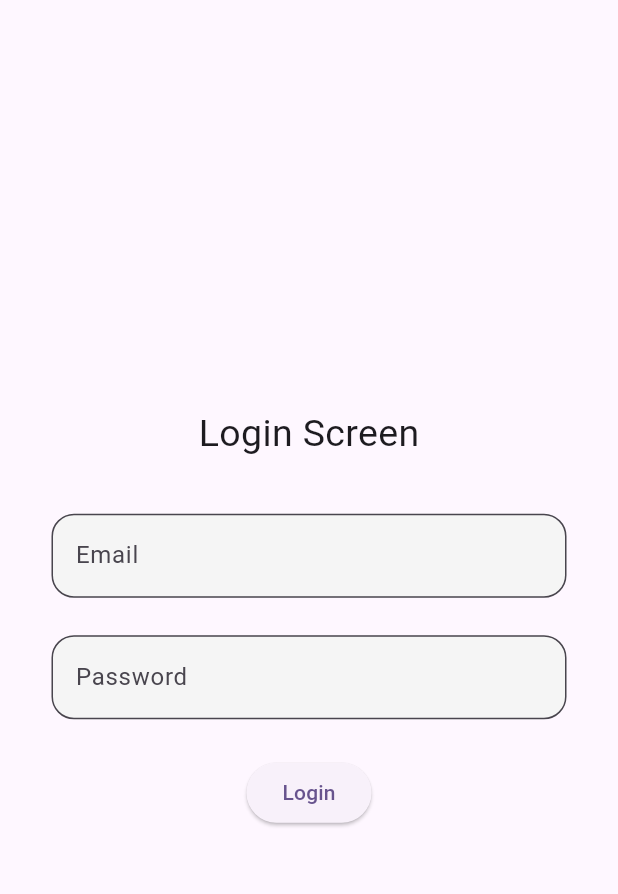
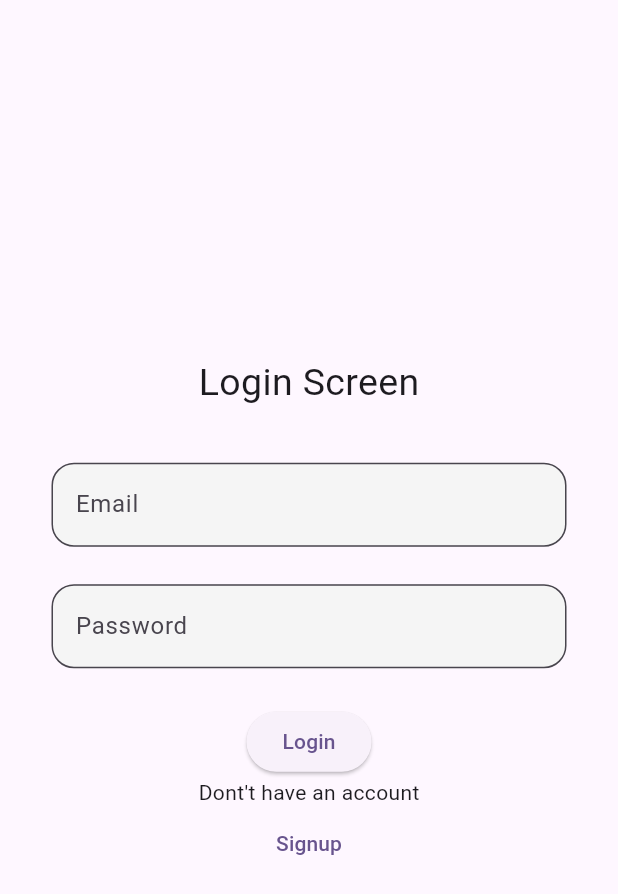
Before and after one commit to TarunHasija/Attendance-Management-system, a Flutter app: the screen it shows after launch, after a tap on "Login", on a phone screen of 412 x 824 dp. Shown: the top 894 px of the screen. Run offline on Flutter 3.47's test engine with Material 3 defaults, Android fonts, the phone set to English and light mode, and no system bars.

Commit message:
new commit

```diff
--- a/lib/responsive/mobile_screen.dart
+++ b/lib/responsive/mobile_screen.dart
@@ -1,4 +1,5 @@
 import 'package:ams/screens/auth/login_screen.dart';
+import 'package:ams/screens/auth/signup_screen.dart';
 import 'package:ams/widgets/input_field.dart';
 import 'package:flutter/material.dart';
 
@@ -12,6 +13,6 @@ class MobileScreen extends StatefulWidget {
 class _MobileScreenState extends State<MobileScreen> {
   @override
   Widget build(BuildContext context) {
-    return LoginScreen();
+    return SignupScreen();
   }
 }
--- a/lib/screens/auth/login_screen.dart
+++ b/lib/screens/auth/login_screen.dart
@@ -1,4 +1,5 @@
 import 'package:ams/constant.dart';
+import 'package:ams/screens/auth/signup_screen.dart';
 import 'package:ams/widgets/input_field.dart';
 import 'package:flutter/foundation.dart';
 import 'package:flutter/material.dart';
@@ -22,19 +23,45 @@ class _LoginScreenState extends State<LoginScreen> {
     return Scaffold(
       body: Center(
         child: SizedBox(
-          width: isWeb?width/4:width/ 1.2,
+          width: isWeb ? width / 4 : width / 1.2,
           child: SingleChildScrollView(
             child: Column(
               children: [
-                Text("Login Screen",style: TextStyle(fontSize: 25),),
-                SizedBox(height: 35,),
-                InputField(hintText: "Email", controller: _emailController),
-                SizedBox(
-                  height: 25,
+                Column(
+                  children: [
+                    const Text(
+                      "Login Screen",
+                      style: TextStyle(fontSize: 25),
+                    ),
+                    const SizedBox(
+                      height: 35,
+                    ),
+                    InputField(hintText: "Email", controller: _emailController),
+                    const SizedBox(
+                      height: 25,
+                    ),
+                    InputField(
+                        hintText: "Password", controller: _passwordController),
+                    const SizedBox(
+                      height: 25,
+                    ),
+                    ElevatedButton(onPressed: () {}, child: const Text("Login"))
+                  ],
                 ),
-                InputField(hintText: "Password", controller: _passwordController),
-                SizedBox(height: 25,),
-                ElevatedButton(onPressed: (){}, child: Text("Login"))
+                Column(
+                  mainAxisAlignment: MainAxisAlignment.center,
+                  crossAxisAlignment: CrossAxisAlignment.center,
+                  children: [
+                    Text("Dont't have an account"),
+                    TextButton(
+                        onPressed: () {
+                          Navigator.of(context).pushReplacement(
+                              MaterialPageRoute(
+                                  builder: (context) => SignupScreen()));
+                        },
+                        child: Text("Signup")),
+                  ],
+                )
               ],
             ),
           ),
--- a/lib/screens/auth/signup_screen.dart
+++ b/lib/screens/auth/signup_screen.dart
@@ -1,4 +1,5 @@
 import 'package:ams/constant.dart';
+import 'package:ams/screens/auth/login_screen.dart';
 import 'package:ams/widgets/input_field.dart';
 import 'package:flutter/material.dart';
 
@@ -23,11 +24,13 @@ class _SignupScreenState extends State<SignupScreen> {
           width: isWeb ? width / 4 : width / 1.2,
           child: SingleChildScrollView(
             child: Column(
+              children: [
+                Column(
                   mainAxisAlignment: MainAxisAlignment.center,
                   crossAxisAlignment: CrossAxisAlignment.center,
                   children: [
                     const Text(
-                  "Login Screen",
+                      "SignUp Screen",
                       style: TextStyle(fontSize: 25),
                     ),
                     const SizedBox(
@@ -47,13 +50,27 @@ class _SignupScreenState extends State<SignupScreen> {
                     const SizedBox(
                       height: 25,
                     ),
-                ElevatedButton(onPressed: () {}, child: const Text("Sign Up"))
+                    ElevatedButton(
+                        onPressed: () {}, child: const Text("Sign Up"))
+                  ],
+                ),
+                Column(
+                  children: [
+                    Text("Already Registered"),
+                    TextButton(
+                        onPressed: () {
+                          Navigator.of(context).pushReplacement(
+                              MaterialPageRoute(
+                                  builder: (context) => LoginScreen()));
+                        },
+                        child: Text("Login")),
+                  ],
+                )
               ],
             ),
           ),
         ),
       ),
     );
-    ;
   }
 }
```
Lines whose indentation alone changed are shown as unchanged.
